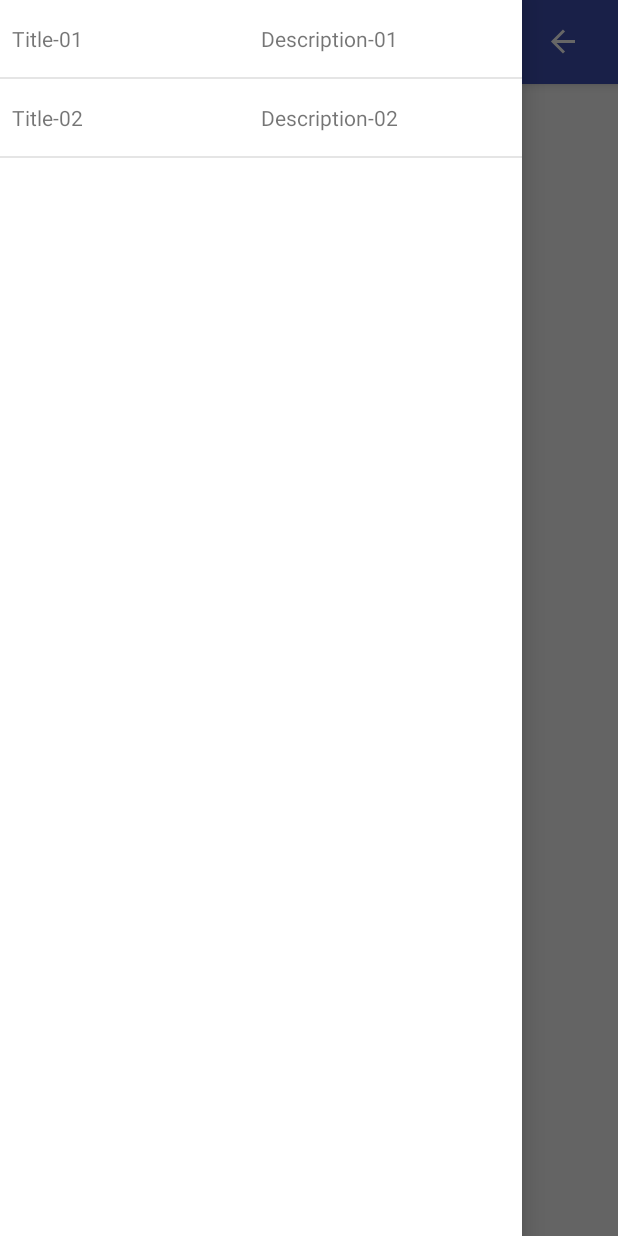
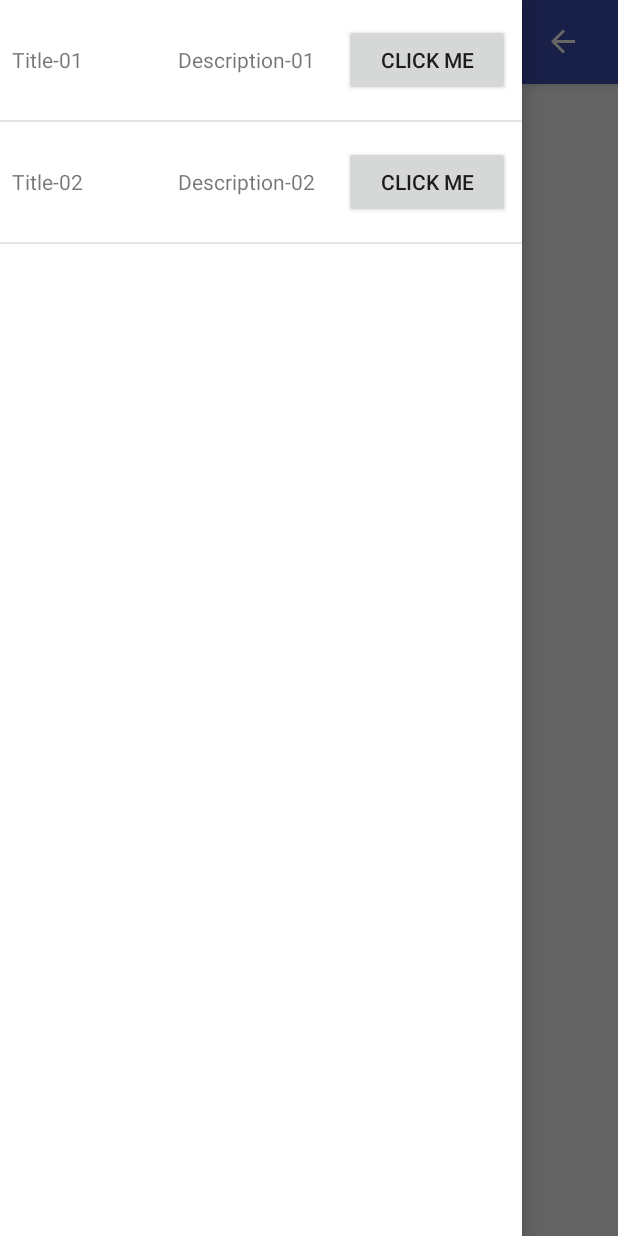
Before and after one commit to rzrasel/And-Library-Varnish-View, an Android app: the screen it shows after launch (ActSpinalRowDrawerDraw), with the side drawer open, on a phone screen of 412 x 824 dp. Run offline under Robolectric (Android 15) with nearby library versions, the phone set to English and light mode, and no system bars.

Commit message:
And Library Varnish View V-201712.0.1 - 2018-01-29 13:29:20

```diff
--- a/appusagesexample/src/main/AndroidManifest.xml
+++ b/appusagesexample/src/main/AndroidManifest.xml
@@ -17,7 +17,8 @@
             </intent-filter>
         </activity>
         <activity android:name=".ActFlyOutContainerTest" />
-        <activity android:name=".ActSpinalRowDrawerDraw"></activity>
+        <activity android:name=".ActSpinalRowDrawerDraw" />
+        <activity android:name=".ActJustList"></activity>
     </application>
 
 </manifest>
--- /dev/null
+++ b/appusagesexample/src/main/java/com/rz/usagesexample/ActJustList.java
@@ -0,0 +1,172 @@
+package com.rz.usagesexample;
+
+import android.app.Activity;
+import android.content.Context;
+import android.graphics.Color;
+import android.support.v7.app.AppCompatActivity;
+import android.os.Bundle;
+import android.view.View;
+import android.view.ViewGroup;
+import android.view.ViewParent;
+import android.widget.AdapterView;
+import android.widget.Button;
+import android.widget.ListView;
+import android.widget.TextView;
+
+import com.rz.varnishview.spinallistdrawer.AdapterDynamicArrayAdapter;
+
+import java.util.ArrayList;
+
+public class ActJustList extends AppCompatActivity {
+    private Activity activity;
+    private Context context;
+    private ListView sysListViewList;
+    private AdapterDynamicArrayAdapter adapterDynamicArrayAdapter;
+    private ArrayList<ModelDataItem> modelDrawerItems = new ArrayList<ModelDataItem>();
+
+    @Override
+    protected void onCreate(Bundle savedInstanceState) {
+        super.onCreate(savedInstanceState);
+        setContentView(R.layout.act_just_list);
+        activity = this;
+        context = this;
+        sysListViewList = (ListView) findViewById(R.id.sysListViewList);
+        for (int count = 0; count < 40; count++) {
+            String val = count + "";
+            if (count < 10) {
+                val = "0" + count;
+            }
+            modelDrawerItems.add(new ModelDataItem("List Title-" + val, "List Description-" + val));
+        }
+        adapterDynamicArrayAdapter = new AdapterDynamicArrayAdapter(context, R.layout.layout_navigation_drawer_row, modelDrawerItems);
+        ArrayList<AdapterDynamicArrayAdapter.ModelRowViewHolder> rowFieldListItems = null;
+        rowFieldListItems = new ArrayList<AdapterDynamicArrayAdapter.ModelRowViewHolder>();
+        rowFieldListItems.add(adapterDynamicArrayAdapter.onGetSetModelRowViewData(new TextView(context), "sysDrawerTitle", ""));
+        rowFieldListItems.add(adapterDynamicArrayAdapter.onGetSetModelRowViewData(new TextView(context), "sysDrawerDescription", ""));
+        adapterDynamicArrayAdapter.onSetListRowViewFields(new AdapterDynamicArrayAdapter.OnFieldListenerHandler() {
+            @Override
+            public void onSetFieldValue(ArrayList<AdapterDynamicArrayAdapter.ModelRowViewHolder> argListRowViewFields, Object argObject) {
+                ModelDataItem item = (ModelDataItem) argObject;
+                TextView rowField = null;
+                if (argListRowViewFields.size() > 0) {
+                    rowField = (TextView) argListRowViewFields.get(0).getFieldObject();
+                    rowField.setText(item.getTitle());
+                    rowField = (TextView) argListRowViewFields.get(1).getFieldObject();
+                    rowField.setText(item.getDescription());
+                }
+            }
+        }, rowFieldListItems);
+        sysListViewList.setAdapter(adapterDynamicArrayAdapter);
+        sysListViewList.setOnItemClickListener(new AdapterView.OnItemClickListener() {
+            @Override
+            public void onItemClick(AdapterView<?> argAdapterView, View argView, int argPosition, long argId) {
+                //System.out.println("Clicked on list item");
+                //ViewParent nv = parent.getParent();
+                /*ViewParent viewParent = argAdapterView.getParent();
+                if (View.class.isInstance(viewParent)) {
+                    View button = ((View) viewParent).findViewById(R.id.sysBtnTest);
+                    if (button != null) {
+                        button.setOnClickListener(new View.OnClickListener() {
+                            @Override
+                            public void onClick(View argView) {
+                                ((Button) argView).setText("Hi");
+                            }
+                        });
+                    }
+                }*/
+                /*System.out.println("Clicked on list item: " + sysListViewList.getChildCount());
+                System.out.println("Clicked on list item: " + argAdapterView.getChildCount());*/
+                //View mayBeGroupView = sysListViewList.getChildAt(argPosition);
+                View mayBeGroupView = getViewByPosition(sysListViewList, argPosition);
+                if (mayBeGroupView instanceof ViewGroup) {
+                    ViewGroup groupView = (ViewGroup) mayBeGroupView;
+                    int secondChildCount = groupView.getChildCount();
+                    for (int j = 0; j < secondChildCount; j++) {
+                        View targetView = groupView.getChildAt(j);
+                        if (targetView instanceof Button) {
+                            System.out.println("Clicked on list item: " + j + " : " + secondChildCount);
+                            ((Button) targetView).setText("Hi");
+                        }
+                        System.out.println("COUNTER: " + secondChildCount);
+                    }
+                }
+                if (mayBeGroupView != null) {
+                    for (int pos = 0; pos <= sysListViewList.getLastVisiblePosition() - sysListViewList.getFirstVisiblePosition(); pos++) {
+                        View parentView = sysListViewList.getChildAt(pos);
+                        parentView.setBackgroundColor(Color.WHITE);
+                    }
+                    mayBeGroupView.setBackgroundColor(Color.YELLOW);
+                }
+                System.out.println("POSITION: " + argPosition);
+                /*int childCount = argAdapterView.getChildCount();
+                for (int i = 0; i < childCount; i++) {
+                    View mayBeGroupView = argAdapterView.getChildAt(i);
+                    if (mayBeGroupView instanceof ViewGroup) {
+                        ViewGroup groupView = (ViewGroup) mayBeGroupView;
+                        int secondChildCount = groupView.getChildCount();
+                        for (int j = 0; j < secondChildCount; j++) {
+                            View targetView = argAdapterView.getChildAt(j);
+                            if (targetView instanceof Button) {
+                                ((Button) targetView).setText("Hi");
+                            }
+                        }
+                        System.out.println("GROUP_VIEW: " + mayBeGroupView.getTag());
+                        System.out.println("Clicked on list item: " + secondChildCount);
+                    }
+                    /-*System.out.println("TAG: " + mayBeGroupView.getTag());
+                    System.out.println("TAG: " + mayBeGroupView.getId());
+                    System.out.println("TAG: " + i);*//*
+                }*/
+                /*System.out.println("Clicked on list item");
+                argAdapterView.getChildAt(argPosition).setBackgroundColor(Color.YELLOW);
+                argAdapterView.setBackgroundColor(Color.parseColor("#ffffff"));*/
+                /*বিধাতার এই পৃথিবী
+                আমি তুমি সবাই বাস করি।
+                তোমাদের রাত্তির ভেঙে ভোর ভেসে আসে*/
+
+            }
+        });
+    }
+
+    public View getViewByPosition(ListView argListView, int argPosition) {
+        final int firstListItemPosition = argListView.getFirstVisiblePosition();
+        final int lastListItemPosition = firstListItemPosition + argListView.getChildCount() - 1;
+
+        if (argPosition < firstListItemPosition || argPosition > lastListItemPosition) {
+            return argListView.getAdapter().getView(argPosition, null, argListView);
+        } else {
+            final int childIndex = argPosition - firstListItemPosition;
+            return argListView.getChildAt(childIndex);
+        }
+    }
+
+    public class ModelDataItem {
+        private String title;
+        private String description;
+
+        public ModelDataItem(String argTitle, String argDescription) {
+            this.title = argTitle;
+            this.description = argDescription;
+        }
+
+        public String getTitle() {
+            return this.title;
+        }
+
+        public void setTitle(String argTitle) {
+            this.title = argTitle;
+        }
+
+        public String getDescription() {
+            return this.description;
+        }
+
+        public void setDescription(String argDescription) {
+            this.description = argDescription;
+        }
+
+        /*public static ModelDataItem onGetSetRow(String argTitle, String argDescription) {
+            return new ModelDataItem(argTitle, argDescription);
+        }*/
+    }
+}
--- a/appusagesexample/src/main/java/com/rz/usagesexample/ActSplash.java
+++ b/appusagesexample/src/main/java/com/rz/usagesexample/ActSplash.java
@@ -102,6 +102,7 @@ public class ActSplash extends AppCompatActivity {
         //|------------------------------------------------------------|
         Intent intentRedirectWindow = new Intent(context, ActSpinalRowDrawerDraw.class);
         startActivity(intentRedirectWindow);
+        startActivity(new Intent(context, ActJustList.class));
         //|------------------------------------------------------------|
     }
 
--- a/appusagesexample/src/main/res/layout/layout_navigation_drawer_row.xml
+++ b/appusagesexample/src/main/res/layout/layout_navigation_drawer_row.xml
@@ -4,17 +4,22 @@
     xmlns:tools="http://schemas.android.com/tools"
     android:layout_width="match_parent"
     android:layout_height="match_parent"
+    android:clickable="false"
+    android:focusable="false"
+    android:focusableInTouchMode="false"
     android:orientation="horizontal"
     android:paddingBottom="16dp"
     android:paddingLeft="8dp"
     android:paddingRight="8dp"
-    android:paddingTop="16dp">
+    android:paddingTop="16dp"
+    android:tag="LinearLayout">
 
     <TextView
         android:id="@+id/sysDrawerTitle"
         android:layout_width="0dp"
         android:layout_height="wrap_content"
         android:layout_weight="1"
+        android:tag="Title"
         android:text="Drawer Title" />
 
     <TextView
@@ -22,5 +27,16 @@
         android:layout_width="0dp"
         android:layout_height="wrap_content"
         android:layout_weight="1"
+        android:tag="Description"
         android:text="Drawer Description" />
+
+    <Button
+        android:id="@+id/sysBtnTest"
+        android:layout_width="0dp"
+        android:layout_height="wrap_content"
+        android:layout_weight="1"
+        android:focusable="false"
+        android:focusableInTouchMode="false"
+        android:tag="Button"
+        android:text="Click Me" />
 </LinearLayout>
--- a/libraryvarnishspinallistdrawer/build.gradle
+++ b/libraryvarnishspinallistdrawer/build.gradle
@@ -28,7 +28,7 @@ android {
     libraryVariants.all { variant ->
         variant.outputs.all { output ->
             if (outputFile != null && outputFileName.endsWith('.aar')) {
-                outputFileName = "${archivesBaseName}-v-${version}.aar"
+                outputFileName = "${archivesBaseName}-V-${version}.aar"
             }
         }
     }
--- a/libraryvarnishspinallistdrawer/src/main/java/com/rz/varnishview/spinallistdrawer/adapter/SharkArrayAdapter.java
+++ b/libraryvarnishspinallistdrawer/src/main/java/com/rz/varnishview/spinallistdrawer/adapter/SharkArrayAdapter.java
@@ -90,6 +90,7 @@ public class SharkArrayAdapter<T> extends ArrayAdapter<T> {
 
     public interface OnFieldListenerHandler {
         public void onSetFieldValue(ArrayList<SharkModelRowViewFields> argRowViewFieldList, Object argObject);
+        //public void onSetResourceLayout(int argLayoutResourceId);
         //Customer cust = (Customer) pObject;
     }
 }
```
Also changed, not shown: appusagesexample/src/main/res/layout/act_just_list.xml (added, +23 -0 lines), 5 other files.
